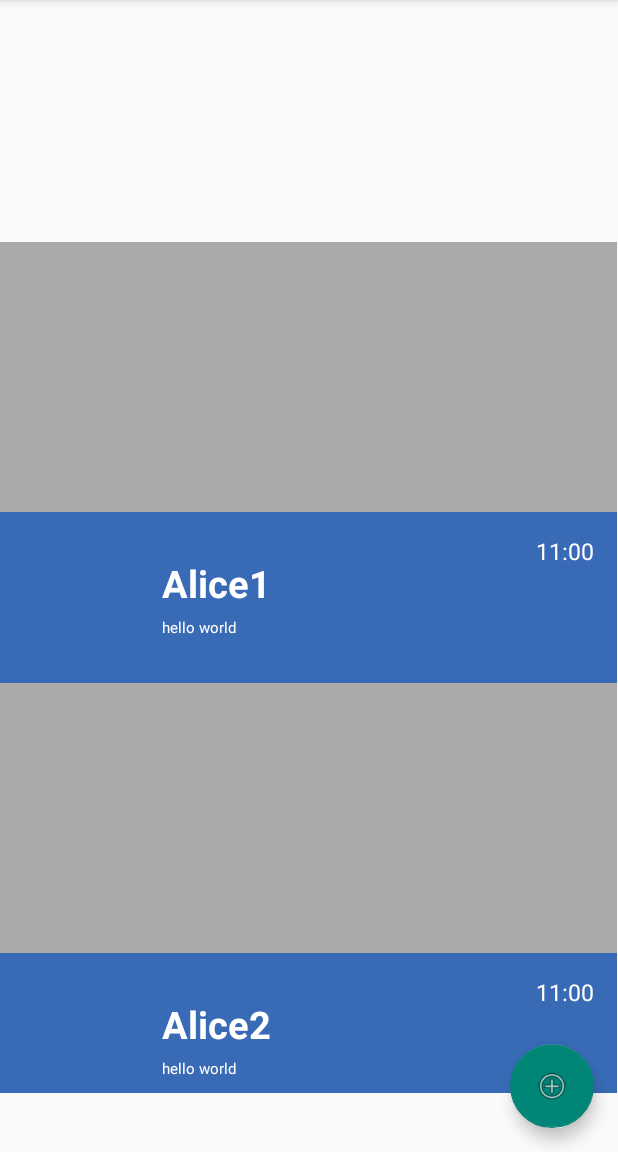
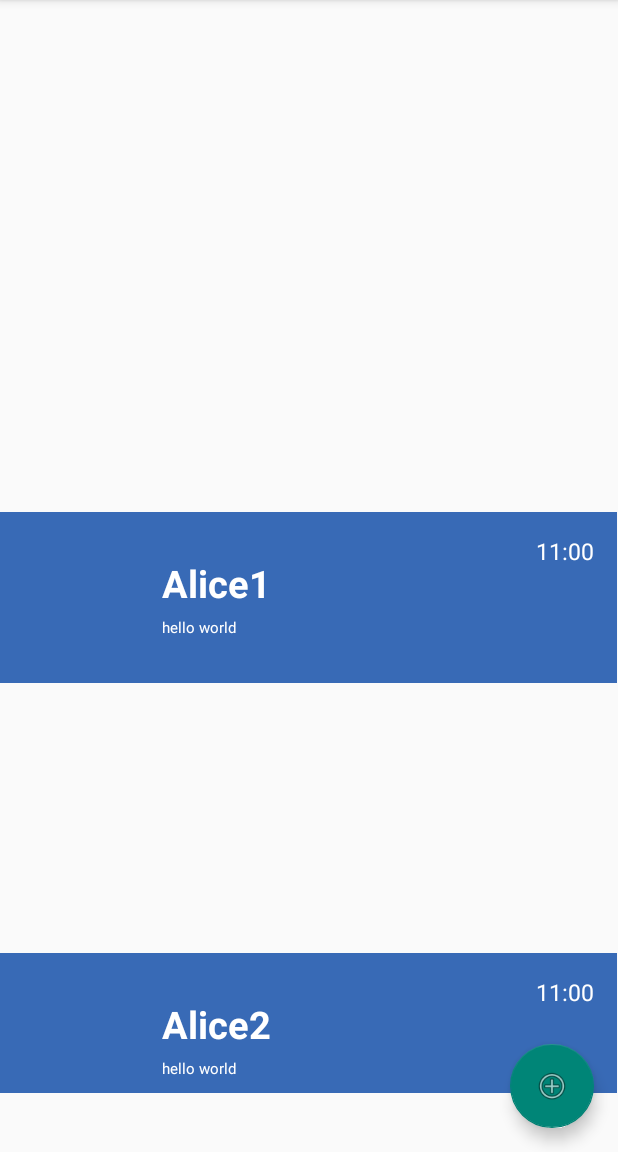
Before and after one commit to ofekkoren/ClientServer_ChatApplication, an Android app: the contactsList screen opened directly, with no data from a screen before it, on a phone screen of 412 x 824 dp, the part 84-1236 px from its top. Run offline under Robolectric (Android 15) with nearby library versions, the light colour scheme and no system bars; our stand-ins replace Room's generated code.

Commit message:
Update activity_contacts_list.xml

```diff
--- a/app/src/main/res/layout/activity_contacts_list.xml
+++ b/app/src/main/res/layout/activity_contacts_list.xml
@@ -54,7 +54,7 @@
             android:id="@+id/ListOfContacts"
             android:layout_width="match_parent"
             android:layout_height="match_parent"
-            android:background="@android:color/darker_gray" />
+            tools:listitem="@layout/contact_list_item" />
     </androidx.swiperefreshlayout.widget.SwipeRefreshLayout>
 
     <com.google.android.material.floatingactionbutton.FloatingActionButton
```
